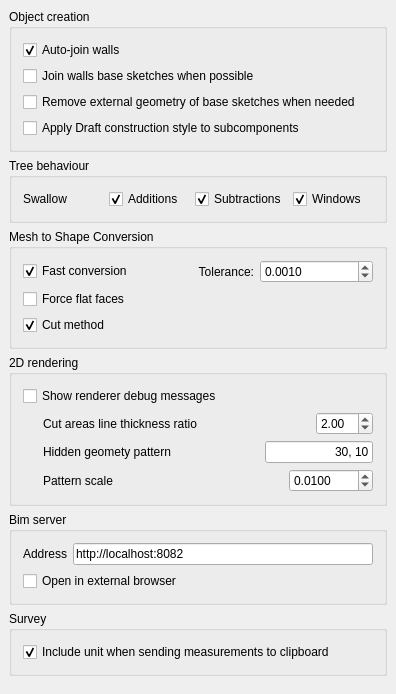
Qt form src/Mod/Arch/Resources/ui/preferences-arch.ui (berndhahnebach/All_FreeCAD) before a commit.
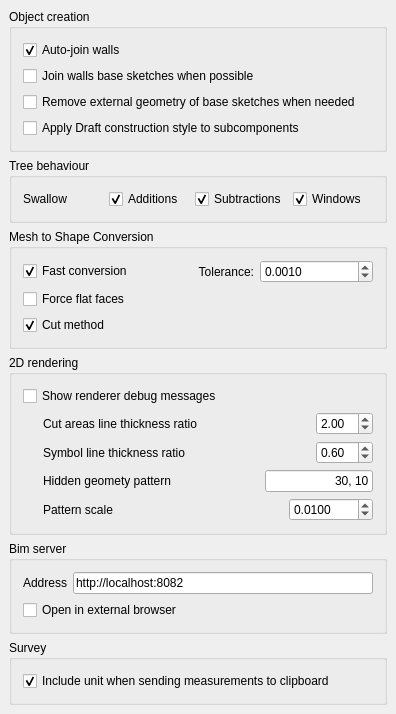
The same form after that commit. Custom widgets are drawn as their Qt base class.

Commit message: Arch: Added preference setting to control linewidth of Draft objects seen by Arch Section Planes

```diff
--- a/src/Mod/Arch/Resources/ui/preferences-arch.ui
+++ b/src/Mod/Arch/Resources/ui/preferences-arch.ui
@@ -366,6 +366,59 @@
         </item>
        </layout>
       </item>
+      <item>
+       <layout class="QHBoxLayout" name="horizontalLayout_16">
+        <item>
+         <spacer name="horizontalSpacer_8">
+          <property name="orientation">
+           <enum>Qt::Horizontal</enum>
+          </property>
+          <property name="sizeType">
+           <enum>QSizePolicy::Preferred</enum>
+          </property>
+          <property name="sizeHint" stdset="0">
+           <size>
+            <width>20</width>
+            <height>20</height>
+           </size>
+          </property>
+         </spacer>
+        </item>
+        <item>
+         <widget class="QLabel" name="label_6">
+          <property name="text">
+           <string>Symbol line thickness ratio</string>
+          </property>
+         </widget>
+        </item>
+        <item>
+         <spacer name="horizontalSpacer_7">
+          <property name="orientation">
+           <enum>Qt::Horizontal</enum>
+          </property>
+          <property name="sizeHint" stdset="0">
+           <size>
+            <width>40</width>
+            <height>20</height>
+           </size>
+          </property>
+         </spacer>
+        </item>
+        <item>
+         <widget class="Gui::PrefDoubleSpinBox" name="doubleSpinBox_2">
+          <property name="value">
+           <double>0.600000000000000</double>
+          </property>
+          <property name="prefEntry" stdset="0">
+           <cstring>SymbolLineThickness</cstring>
+          </property>
+          <property name="prefPath" stdset="0">
+           <cstring>Mod/Arch</cstring>
+          </property>
+         </widget>
+        </item>
+       </layout>
+      </item>
       <item>
        <layout class="QHBoxLayout" name="horizontalLayout_4">
         <item>
```
The commit also changes 2 other files.
